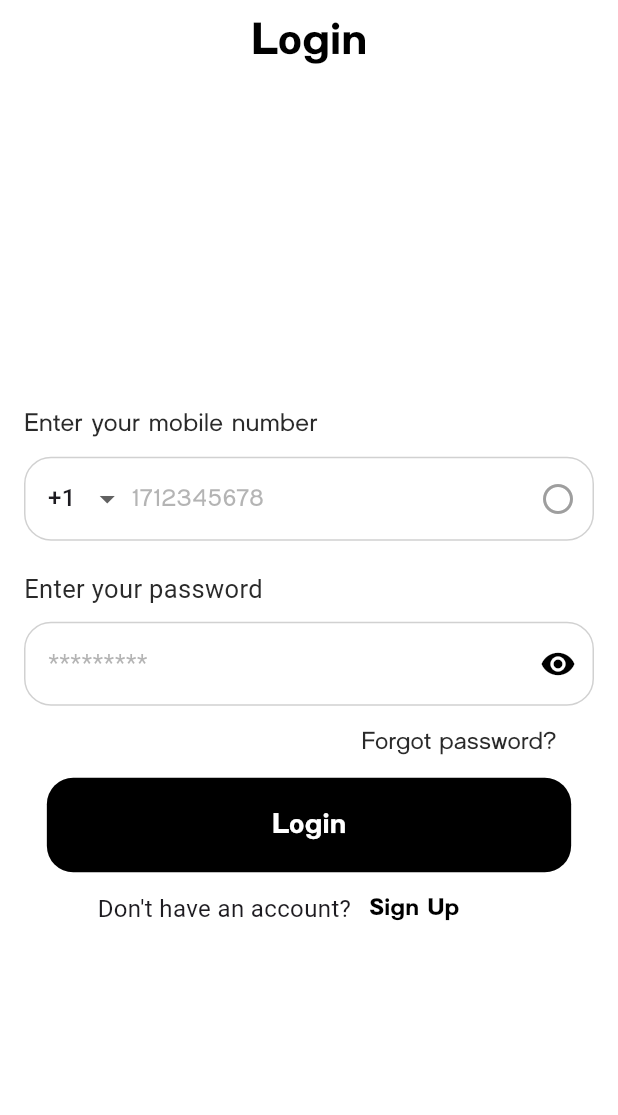
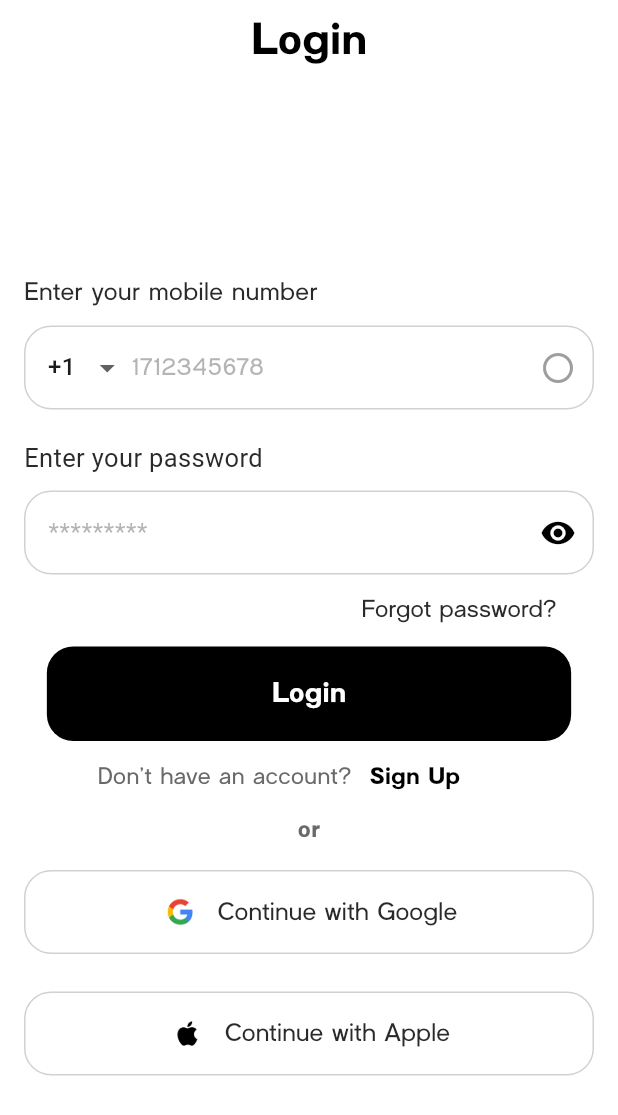
Before and after one commit to jeiel2013/ProjetosFlutter, a Flutter app: the screen it shows after launch, on a phone screen of 412 x 824 dp. Shown: the top 1115 px of the screen. Run offline on Flutter 3.47's test engine with Material 3 defaults, Android fonts, the phone set to English and light mode, and no system bars.

Commit message:
add Continues

```diff
--- a/login_page/lib/main.dart
+++ b/login_page/lib/main.dart
@@ -244,11 +244,15 @@ class _HomeState extends State<Home> {
                 children: [
                   const Text(
                     "Don't have an account?",
-                    style: TextStyle(fontSize: 16),
+                    style: TextStyle(
+                      fontSize: 16,
+                      fontFamily: "Hamon",
+                      color: Color(0xFF696969),
+                    ),
                   ),
                   TextButton(
                     onPressed: () {},
-                    child: Text(
+                    child: const Text(
                       "Sign Up",
                       style: TextStyle(
                           fontFamily: "Hamon Bold",
@@ -256,6 +260,80 @@ class _HomeState extends State<Home> {
                           color: Colors.black),
                     ),
                   )
+                ],
+              ),
+            ),
+            Container(
+              padding: const EdgeInsets.symmetric(horizontal: 16),
+              child: Column(
+                children: [
+                  const Text(
+                    "or",
+                    style: TextStyle(
+                        fontFamily: "Hamon Bold",
+                        fontSize: 16,
+                        color: Color(0xFF696969)),
+                  ),
+                  const SizedBox(height: 15,),
+                  TextButton(
+                    style: TextButton.styleFrom(
+                      padding: const EdgeInsets.symmetric(
+                        vertical: 15.0,
+                        horizontal: 24.0,
+                      ),
+                      shape: RoundedRectangleBorder(
+                        borderRadius: BorderRadius.circular(18),
+                        side: const BorderSide(color: Color(0xFFD1D1D1)),
+                      ),
+                    ),
+                    onPressed: () {
+                      // Ação do botão Google
+                    },
+                    child: Row(
+                      mainAxisAlignment: MainAxisAlignment.center,
+                      children: [
+                        Image.asset('assets/img/google_logo.png', height: 26.0),
+                        const SizedBox(width: 12.0),
+                        const Text(
+                          'Continue with Google',
+                          style: TextStyle(
+                              color: Color(0xFF2A2A2A),
+                              fontSize: 17,
+                              fontFamily: "Hamon"),
+                        ),
+                      ],
+                    ),
+                  ),
+                  const SizedBox(height: 25,),
+                  TextButton(
+                    style: TextButton.styleFrom(
+                      padding: const EdgeInsets.symmetric(
+                        vertical: 15.0,
+                        horizontal: 24.0,
+                      ),
+                      shape: RoundedRectangleBorder(
+                        borderRadius: BorderRadius.circular(18),
+                        side: const BorderSide(color: Color(0xFFD1D1D1)),
+                      ),
+                    ),
+                    onPressed: () {
+                      // Ação do botão Google
+                    },
+                    child: Row(
+                      mainAxisAlignment: MainAxisAlignment.center,
+                      children: [
+                        Image.asset('assets/img/apple_logo.png', height: 26.0),
+                        const SizedBox(width: 12.0),
+                        const Text(
+                          'Continue with Apple',
+                          style: TextStyle(
+                              color: Color(0xFF2A2A2A),
+                              fontSize: 17,
+                              fontFamily: "Hamon"),
+                        ),
+                      ],
+                    ),
+                  ),
                 ],
               ),
             )
--- a/login_page/pubspec.yaml
+++ b/login_page/pubspec.yaml
@@ -59,9 +59,9 @@ flutter:
   uses-material-design: true
 
   # To add assets to your application, add an assets section, like this:
-  # assets:
-  #   - images/a_dot_burr.jpeg
-  #   - images/a_dot_ham.jpeg
+  assets:
+    - assets/img/google_logo.png
+    - assets/img/apple_logo.png
 
   # An image asset can refer to one or more resolution-specific "variants", see
   # https://flutter.dev/to/resolution-aware-images
```
Also changed, not shown: login_page/assets/img/apple_logo.png (added), login_page/assets/img/google_logo.png (added).
